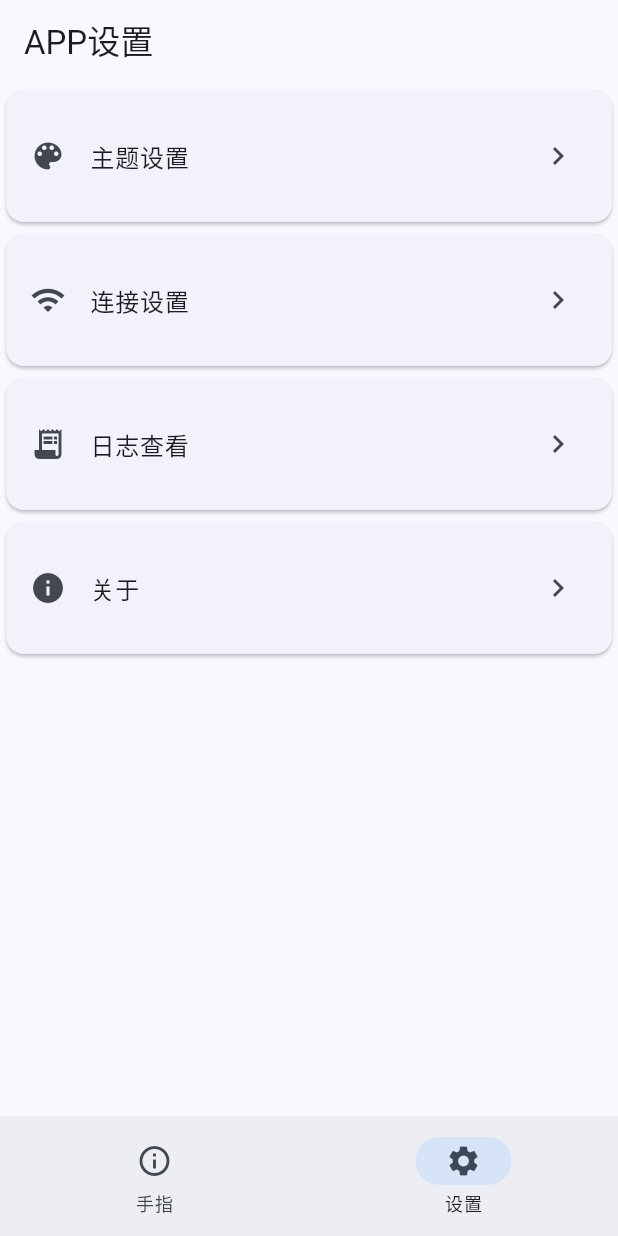
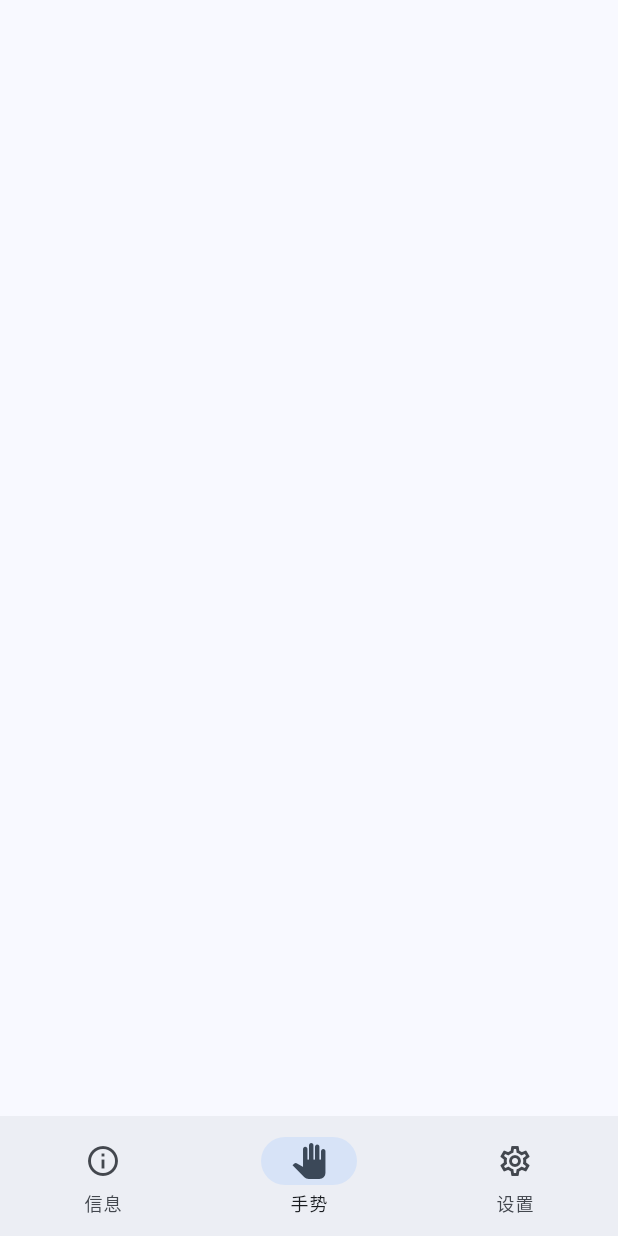
Before and after one commit to lxdklp/esp_gloves_app, a Flutter app: the screen it shows after launch, item 2 of the bottom bar chosen, on a phone screen of 412 x 824 dp. Run offline on Flutter 3.47's test engine with Material 3 defaults, Android fonts, the phone set to English and light mode, and no system bars; drawn by our look-alikes of dynamic_color; our stand-ins replace dio, file_picker, flutter_colorpicker, package_info_plus, shared_preferences.

Commit message:
修改主界面

```diff
--- /dev/null
+++ b/lib/action.dart
@@ -0,0 +1,21 @@
+import 'package:flutter/material.dart';
+
+class ActionPage extends StatefulWidget {
+  const ActionPage({super.key});
+
+  @override
+  ActionPageState createState() => ActionPageState();
+}
+
+class ActionPageState extends State<ActionPage> {
+  @override
+  Widget build(BuildContext context) {
+    return Scaffold(
+      appBar: AppBar(
+      ),
+      body: const Center(
+        child: Text(''),
+      ),
+    );
+  }
+}
--- a/lib/main.dart
+++ b/lib/main.dart
@@ -3,7 +3,8 @@ import 'package:dynamic_color/dynamic_color.dart';
 import 'package:shared_preferences/shared_preferences.dart';
 import 'package:package_info_plus/package_info_plus.dart';
 import 'package:esp_gloves/function/log.dart';
-import 'package:esp_gloves/finger.dart';
+import 'package:esp_gloves/info.dart';
+import 'package:esp_gloves/action.dart';
 import 'package:esp_gloves/setting.dart';
 
 // 日志
@@ -184,15 +185,21 @@ class _MyHomePageState extends State<MyHomePage> {
   int _selectedIndex = 0;
 
   static const List<Widget> _pages = [
-    FingerPage(),
+    InfoPage(),
+    ActionPage(),
     SettingPage(),
   ];
 
   static const List<NavigationItem> _navigationItems = [
     NavigationItem(
-      label: '手指',
+      label: '信息',
       icon: Icons.info_outlined,
       selectedIcon: Icons.info,
+    ),
+    NavigationItem(
+      label: '手势',
+      icon: Icons.pan_tool_outlined,
+      selectedIcon: Icons.pan_tool,
     ),
     NavigationItem(
       label: '设置',
```
Also changed, not shown: lib/info.dart (renamed from lib/finger.dart, +65 -10 lines), 2 other files.
